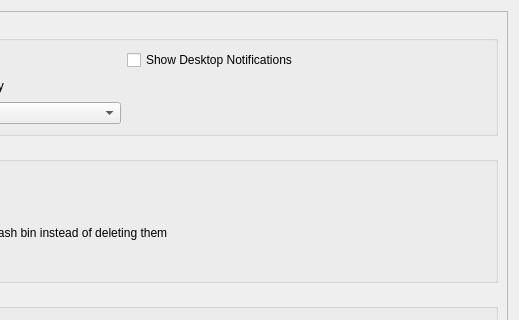
BWTECH-github/client, file src/gui/generalsettings.ui: the form before one commit; both pictures show x 272 to 791 and y 0 to 320 of the 791 by 686 pixel window.
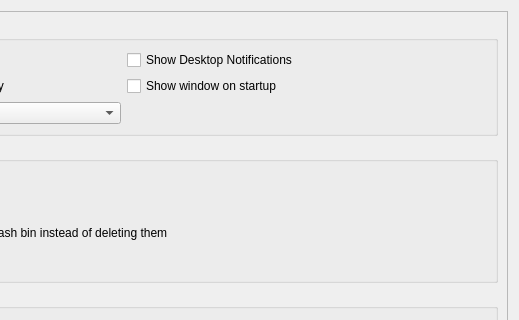
The form after the commit. Custom widgets are drawn as their Qt base class.

Commit message:
feat(gui): optional 'show window on startup' setting
Adds a General-settings toggle (default off) that brings up the main window on startup instead of starting silently into the system tray. Backed by ConfigFile::showMainDialogOnStartup; the app opens the settings dialog via a queued slot once the GUI is up.

Patch:
```diff
--- a/src/gui/generalsettings.ui
+++ b/src/gui/generalsettings.ui
@@ -56,6 +56,13 @@
             </property>
            </widget>
           </item>
+          <item row="1" column="1">
+           <widget class="QCheckBox" name="showWindowOnStartCheckBox">
+            <property name="text">
+             <string>Show window on startup</string>
+            </property>
+           </widget>
+          </item>
           <item row="2" column="0">
            <layout class="QHBoxLayout" name="horizontalLayout_6">
             <item>
```
The commit also changes 4 other files.
